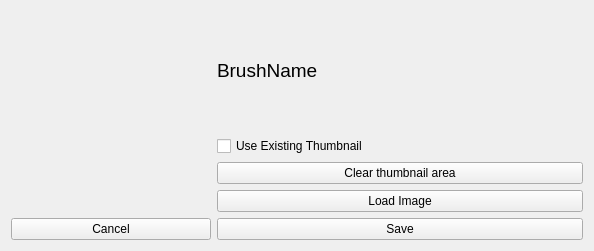
The window that libs/ui/forms/wdgsavebrushpreset.ui (KDE/krita) describes before a commit, drawn with Qt 5.
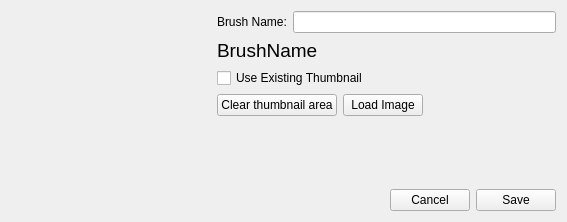
The same window after the commit. Custom widgets are drawn as their Qt base class.

Commit message: add a save as new brush button to the editor. I hooked it up to the same save dialog widget. The UI will change depending on whether they are saving or creating a new brush. I will probably have to refactor the state a bit, but this dialog is mostly done except for the actual saving

What changed in the file:
```diff
--- a/libs/ui/forms/wdgsavebrushpreset.ui
+++ b/libs/ui/forms/wdgsavebrushpreset.ui
@@ -6,8 +6,8 @@
    <rect>
     <x>0</x>
     <y>0</y>
-    <width>594</width>
-    <height>251</height>
+    <width>567</width>
+    <height>218</height>
    </rect>
   </property>
   <property name="sizePolicy">
@@ -19,34 +19,8 @@
   <property name="windowTitle">
    <string>Save Brush Preset</string>
   </property>
-  <layout class="QGridLayout" name="gridLayout">
-   <item row="1" column="1">
-    <widget class="QCheckBox" name="useExistingThumbnailCheckbox">
-     <property name="text">
-      <string>Use Existing Thumbnail</string>
-     </property>
-    </widget>
-   </item>
-   <item row="2" column="1">
-    <widget class="QPushButton" name="clearBrushPresetThumbnailButton">
-     <property name="text">
-      <string>Clear thumbnail area</string>
-     </property>
-    </widget>
-   </item>
-   <item row="0" column="1">
-    <widget class="QLabel" name="currentBrushNameLabel">
-     <property name="font">
-      <font>
-       <pointsize>14</pointsize>
-      </font>
-     </property>
-     <property name="text">
-      <string>BrushName</string>
-     </property>
-    </widget>
-   </item>
-   <item row="0" column="0" rowspan="4">
+  <layout class="QHBoxLayout" name="horizontalLayout_4">
+   <item>
     <widget class="KisScratchPad" name="brushPresetThumbnailWidget" native="true">
      <property name="sizePolicy">
       <sizepolicy hsizetype="Preferred" vsizetype="MinimumExpanding">
@@ -68,26 +42,117 @@
      </property>
     </widget>
    </item>
-   <item row="3" column="1">
-    <widget class="QPushButton" name="loadImageIntoThumbnailButton">
-     <property name="text">
-      <string>Load Image</string>
-     </property>
-    </widget>
-   </item>
-   <item row="4" column="1">
-    <widget class="QPushButton" name="savePresetButton">
-     <property name="text">
-      <string>Save</string>
-     </property>
-    </widget>
-   </item>
-   <item row="4" column="0">
-    <widget class="QPushButton" name="cancelButton">
-     <property name="text">
-      <string>Cancel</string>
-     </property>
-    </widget>
+   <item>
+    <layout class="QVBoxLayout" name="verticalLayout">
+     <item>
+      <layout class="QHBoxLayout" name="horizontalLayout_3">
+       <item>
+        <widget class="QLabel" name="newBrushNameLabel">
+         <property name="text">
+          <string>Brush Name:</string>
+         </property>
+        </widget>
+       </item>
+       <item>
+        <widget class="QLineEdit" name="newBrushNameTexField"/>
+       </item>
+      </layout>
+     </item>
+     <item>
+      <widget class="QLabel" name="currentBrushNameLabel">
+       <property name="font">
+        <font>
+         <pointsize>14</pointsize>
+        </font>
+       </property>
+       <property name="text">
+        <string>BrushName</string>
+       </property>
+      </widget>
+     </item>
+     <item>
+      <widget class="QCheckBox" name="useExistingThumbnailCheckbox">
+       <property name="text">
+        <string>Use Existing Thumbnail</string>
+       </property>
+      </widget>
+     </item>
+     <item>
+      <layout class="QHBoxLayout" name="horizontalLayout">
+       <item>
+        <widget class="QPushButton" name="clearBrushPresetThumbnailButton">
+         <property name="text">
+          <string>Clear thumbnail area</string>
+         </property>
+        </widget>
+       </item>
+       <item>
+        <widget class="QPushButton" name="loadImageIntoThumbnailButton">
+         <property name="text">
+          <string>Load Image</string>
+         </property>
+        </widget>
+       </item>
+       <item>
+        <spacer name="horizontalSpacer_2">
+         <property name="orientation">
+          <enum>Qt::Horizontal</enum>
+         </property>
+         <property name="sizeHint" stdset="0">
+          <size>
+           <width>40</width>
+           <height>20</height>
+          </size>
+         </property>
+        </spacer>
+       </item>
+      </layout>
+     </item>
+     <item>
+      <spacer name="verticalSpacer">
+       <property name="orientation">
+        <enum>Qt::Vertical</enum>
+       </property>
+       <property name="sizeHint" stdset="0">
+        <size>
+         <width>20</width>
+         <height>40</height>
+        </size>
+       </property>
+      </spacer>
+     </item>
+     <item>
+      <layout class="QHBoxLayout" name="horizontalLayout_2">
+       <item>
+        <spacer name="horizontalSpacer">
+         <property name="orientation">
+          <enum>Qt::Horizontal</enum>
+         </property>
+         <property name="sizeHint" stdset="0">
+          <size>
+           <width>40</width>
+           <height>20</height>
+          </size>
+         </property>
+        </spacer>
+       </item>
+       <item>
+        <widget class="QPushButton" name="cancelButton">
+         <property name="text">
+          <string>Cancel</string>
+         </property>
+        </widget>
+       </item>
+       <item>
+        <widget class="QPushButton" name="savePresetButton">
+         <property name="text">
+          <string>Save</string>
+         </property>
+        </widget>
+       </item>
+      </layout>
+     </item>
+    </layout>
    </item>
   </layout>
  </widget>
```
The commit also changes 5 other files.
